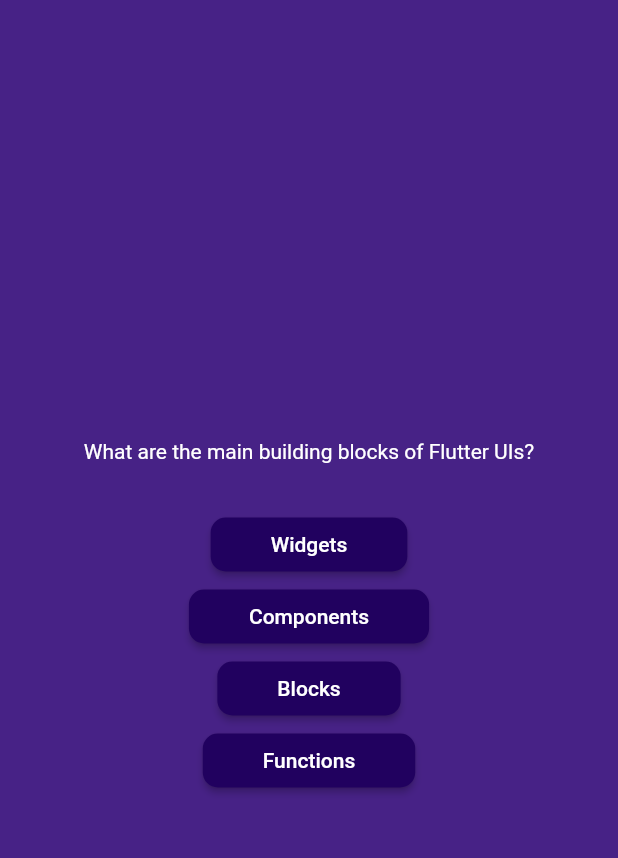
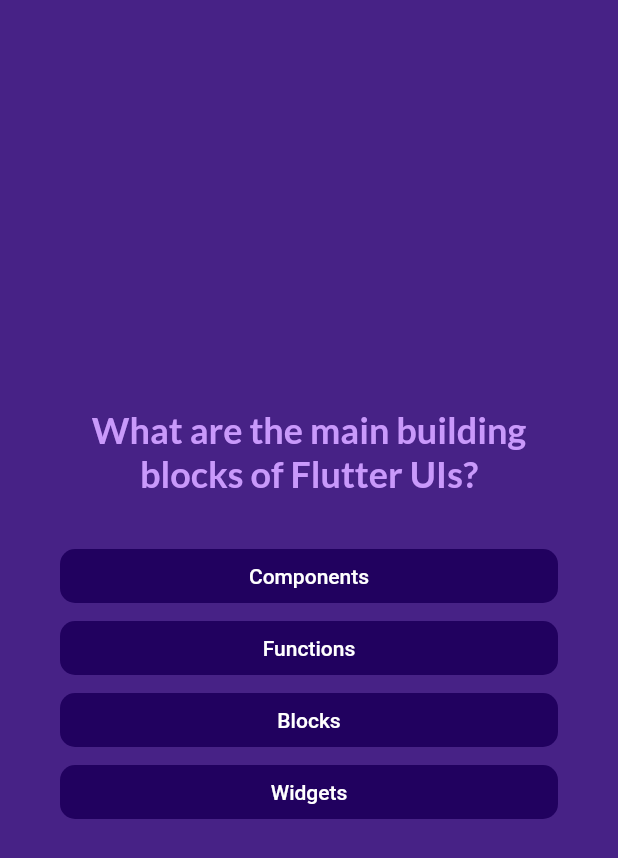
Before and after one commit to zicoovic/start_up_app, a Flutter app: the screen it shows after launch, after a tap on "Start Quiz", on a phone screen of 412 x 824 dp. Shown: the top 858 px of the screen. Run offline on Flutter 3.47's test engine with Material 2 defaults, Android fonts, the phone set to English and light mode, and no system bars; our stand-ins replace google_fonts.

```diff
--- a/lib/answer_button.dart
+++ b/lib/answer_button.dart
@@ -14,8 +14,12 @@ class AnswerButton extends StatelessWidget {
         foregroundColor: Colors.white,
         shape: RoundedRectangleBorder(borderRadius: BorderRadius.circular(10)),
         padding: const EdgeInsets.symmetric(horizontal: 40, vertical: 10),
+        elevation: 0,
       ),
-      child: Text(answerText),
+      child: Text(
+        answerText,
+        textAlign: TextAlign.center,
+      ),
     );
   }
 }
--- a/lib/models/quiz_questions.dart
+++ b/lib/models/quiz_questions.dart
@@ -2,4 +2,10 @@ class QuizQuestions {
   const QuizQuestions(this.text, this.answers);
   final String text;
   final List<String> answers;
+
+  List<String> getShuffleAnswers() {
+    final shuffledList = List.of(answers);
+    shuffledList.shuffle();
+    return shuffledList;
+  }
 }
--- a/lib/questions_screen.dart
+++ b/lib/questions_screen.dart
@@ -1,30 +1,55 @@
 import 'package:flutter/material.dart';
+import 'package:google_fonts/google_fonts.dart';
 import 'package:roll_dice_app/answer_button.dart';
 import 'package:roll_dice_app/data/questions.dart';
 
 class QuestionsScreen extends StatefulWidget {
-  const QuestionsScreen({super.key});
-
+  const QuestionsScreen({super.key, required this.onSelectAnswer});
+  final void Function(String answer) onSelectAnswer;
   @override
   State<QuestionsScreen> createState() => _QuestionsScreenState();
 }
 
 class _QuestionsScreenState extends State<QuestionsScreen> {
+  var currentQuestionsIndex = 0;
+  void answerQuestions(String selectedAnswer) {
+    widget.onSelectAnswer(selectedAnswer);
+    setState(() {
+      currentQuestionsIndex++;
+    });
+  }
+
   @override
   Widget build(BuildContext context) {
-    final currentQuestions = questions[0];
+    final currentQuestions = questions[currentQuestionsIndex];
     return SizedBox(
       width: double.infinity,
+      child: Container(
+        margin: const EdgeInsets.all(40),
         child: Column(
+          crossAxisAlignment: CrossAxisAlignment.stretch,
           mainAxisAlignment: MainAxisAlignment.center,
           children: [
-          Text(questions[0].text, style: const TextStyle(color: Colors.white)),
+            Text(
+              questions[currentQuestionsIndex].text,
+              style: GoogleFonts.lato(
+                color: const Color.fromARGB(255, 201, 153, 251),
+                fontSize: 24,
+                fontWeight: FontWeight.bold,
+              ),
+              textAlign: TextAlign.center,
+            ),
             const SizedBox(
               height: 30,
             ),
-          ...currentQuestions.answers
-              .map((answer) => AnswerButton(answerText: answer, onTap: () {})),
+            ...currentQuestions.getShuffleAnswers().map(
+                  (answer) => AnswerButton(
+                    answerText: answer,
+                    onTap: () => answerQuestions(answer),
+                  ),
+                ),
           ],
+        ),
       ),
     );
   }
--- a/lib/quiz.dart
+++ b/lib/quiz.dart
@@ -10,12 +10,17 @@ class Quiz extends StatefulWidget {
 }
 
 class _QuizState extends State<Quiz> {
+  List<String> selectedAnswer = [];
   var activeScreen = 'start-screen';
 
   void switchScreen() {
     setState(() {
       activeScreen = 'question-screen';
     });
+  }
+
+  void chooseAnswers(String answer) {
+    selectedAnswer.add(answer);
   }
 
   @override
@@ -36,7 +41,7 @@ class _QuizState extends State<Quiz> {
           ),
           child: activeScreen == 'start-screen'
               ? StartScreen(switchScreen)
-              : const QuestionsScreen(),
+              : QuestionsScreen(onSelectAnswer: chooseAnswers),
         ),
       ),
     );
--- a/lib/start_screen.dart
+++ b/lib/start_screen.dart
@@ -1,4 +1,5 @@
 import 'package:flutter/material.dart';
+import 'package:google_fonts/google_fonts.dart';
 
 class StartScreen extends StatelessWidget {
   const StartScreen(this.startQuiz, {super.key});
@@ -18,13 +19,10 @@ class StartScreen extends StatelessWidget {
           const SizedBox(
             height: 30,
           ),
-          const Text(
-            'Learn Flutter the fun way!',
-            style: TextStyle(
-              color: Colors.white,
-              fontSize: 20,
-            ),
-          ),
+          Text('Learn Flutter the fun way!',
+              style: GoogleFonts.lato(
+                color: const Color.fromARGB(255, 201, 153, 251),
+              )),
           const SizedBox(
             height: 25,
           ),
```
Also changed, not shown: pubspec.yaml (+3 -15 lines), pubspec.lock, 1 other file. Lines whose indentation alone changed are shown as unchanged.
